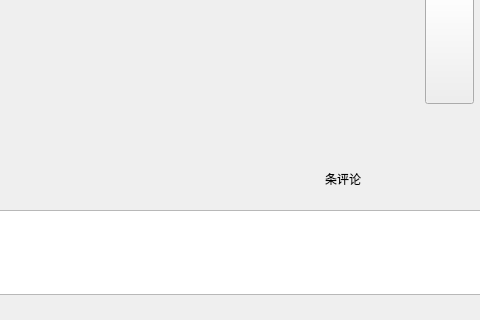
Qt form ui/detailw.ui (UbuntuKylin/kylin-software-center) before a commit; both pictures show x 325 to 805 and y 470 to 790 of the 805 by 790 pixel window.
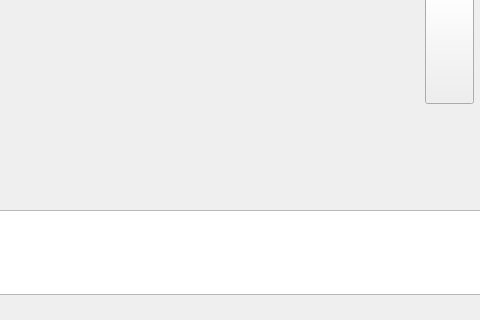
The same form after that commit.

What changed in the file:
```diff
--- a/ui/detailw.ui
+++ b/ui/detailw.ui
@@ -363,12 +363,12 @@
     <rect>
      <x>650</x>
      <y>640</y>
-     <width>80</width>
+     <width>120</width>
      <height>17</height>
     </rect>
    </property>
    <property name="text">
-    <string>条评论</string>
+    <string/>
    </property>
   </widget>
   <widget class="QListWidget" name="reviewListWidget">
```
